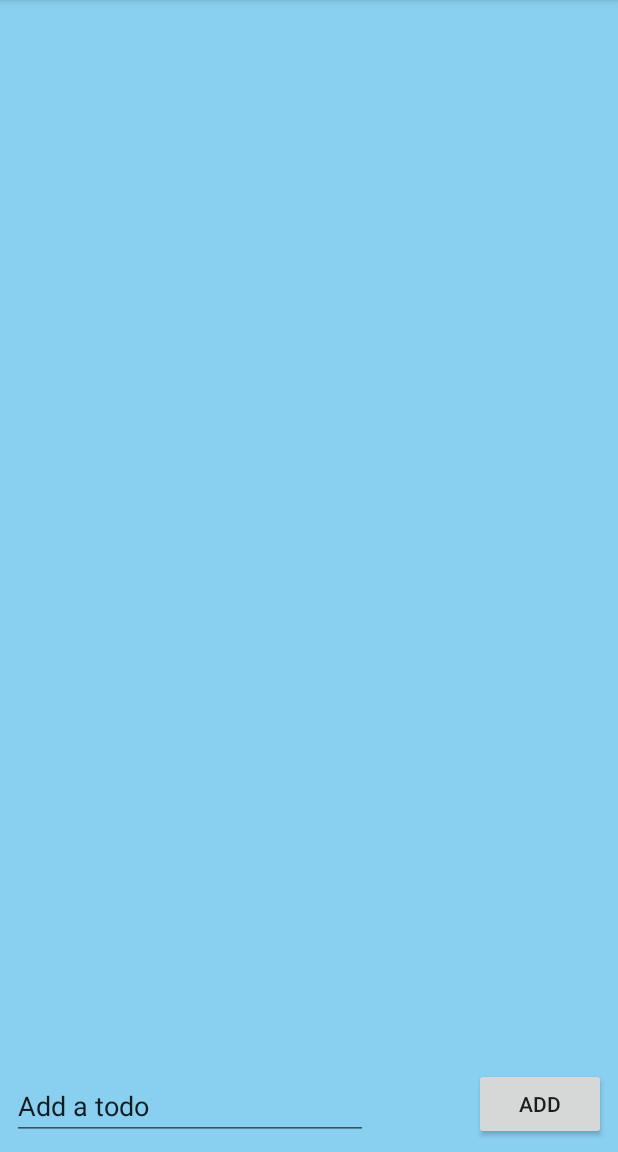
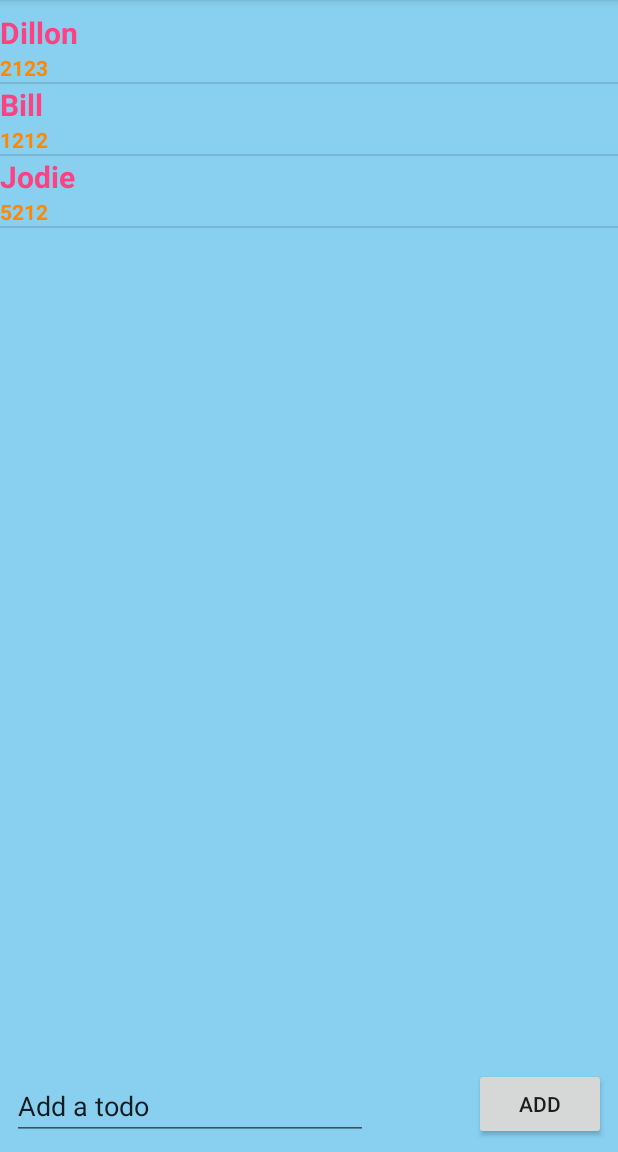
Before and after one commit to pdurango/simply-noted, an Android app: the screen it shows after launch (MainActivity), on a phone screen of 412 x 824 dp, the part 84-1236 px from its top. Run offline under Robolectric (Android 15) with nearby library versions, the light colour scheme and no system bars.

Commit message:
Added sub-item functionality - Only works hardcoded

```diff
--- a/app/src/main/java/com/silvesla/simplynoted/MainActivity.java
+++ b/app/src/main/java/com/silvesla/simplynoted/MainActivity.java
@@ -11,17 +11,94 @@
 import android.widget.ArrayAdapter;
 import android.widget.Button;
 import android.widget.ListView;
+import android.widget.SimpleAdapter;
 import android.widget.TextView;
 
 import org.apache.commons.io.FileUtils;
 
 import java.io.File;
 import java.io.IOException;
+import java.text.DateFormat;
+import java.text.SimpleDateFormat;
 import java.util.ArrayList;
+import java.util.Date;
+import java.util.HashMap;
+import java.util.Iterator;
 import java.util.List;
+import java.util.Map;
 
 public class MainActivity extends AppCompatActivity {
 
+    ListView listView;
+    List<HashMap<String, String>> itemsList;
+    SimpleAdapter itemsAdapter;
+    HashMap<String, String> nameAddress;
+
+    @Override
+    protected void onCreate(Bundle savedInstanceState) {
+        super.onCreate(savedInstanceState);
+        setContentView(R.layout.activity_main);
+
+        listView = (ListView) findViewById(R.id.task_listview);
+
+        DateFormat dateFormat = new SimpleDateFormat("dd MM yyyy");
+        String curDate = dateFormat.format(new Date());
+
+
+        nameAddress = new HashMap<>();
+
+        nameAddress.put("Bill", "1212");
+        nameAddress.put("Dillon", "2123");
+        nameAddress.put("Jodie", "5212");
+
+        itemsList = new ArrayList<>();
+        itemsAdapter = new SimpleAdapter(this, itemsList, R.layout.list_item, new String[]{"First Line", "Second Line"}, new int[]{R.id.text1, R.id.text2});
+        Iterator iterator = nameAddress.entrySet().iterator();
+        listView.setAdapter(itemsAdapter);
+        listViewListener();
+
+
+        while (iterator.hasNext())
+        {
+            HashMap<String, String> resultsMap = new HashMap<>();
+            Map.Entry pair = (Map.Entry)iterator.next();
+            resultsMap.put("First Line", pair.getKey().toString());
+            resultsMap.put("Second Line", pair.getValue().toString());
+            itemsList.add(resultsMap);
+        }
+    }
+
+    @Override
+    public void onResume() {
+        super.onResume();
+        getWindow().setSoftInputMode(WindowManager.LayoutParams.SOFT_INPUT_STATE_ALWAYS_HIDDEN);
+    }
+
+    public void addNewItem(View view) {
+       /* TextView addItem = (TextView) findViewById(R.id.task_textview);
+        String item = addItem.getText().toString();
+        if (item.equals("") || item.equals("Add a todo")) ;
+        else
+            itemsAdapter.add(item);
+        addItem.setText(""); */
+    }
+
+
+
+    private void listViewListener() {
+        listView.setOnItemLongClickListener(new AdapterView.OnItemLongClickListener() {
+            public boolean onItemLongClick(AdapterView<?> adapter, View view, int position, long id) {
+                itemsList.remove(position);
+                itemsAdapter.notifyDataSetChanged();
+                return true;
+            }
+        });
+    }
+
+}
+
+
+    /*
     ArrayList<String> itemsList;
     ArrayAdapter<String> itemsAdapter;
     ListView listView;
@@ -137,5 +214,5 @@
         }
     }
 }
-
+*/
 //https://stackoverflow.com/questions/45054908/how-to-add-a-gesture-detector-to-a-view-in-android
--- /dev/null
+++ b/app/src/main/res/layout/list_item.xml
@@ -0,0 +1,24 @@
+<?xml version="1.0" encoding="utf-8"?>
+<LinearLayout xmlns:android="http://schemas.android.com/apk/res/android"
+    android:orientation="vertical"
+    android:layout_width="match_parent"
+    android:layout_height="match_parent">
+
+    <TextView
+        android:id="@+id/text1"
+        android:layout_width="match_parent"
+        android:layout_height="wrap_content"
+        android:textColor="@color/colorAccent"
+        android:textSize="20sp"
+        android:textStyle="bold" />
+
+    <TextView
+        android:id="@+id/text2"
+        android:layout_width="match_parent"
+        android:layout_height="wrap_content"
+        android:textColor="@android:color/holo_orange_dark"
+        android:textSize="14sp"
+        android:textStyle="bold" />
+
+
+</LinearLayout>
```
